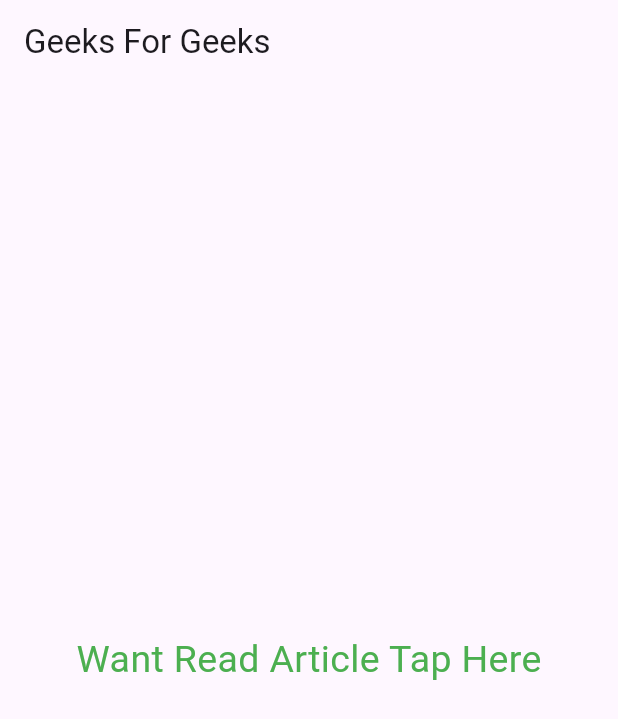
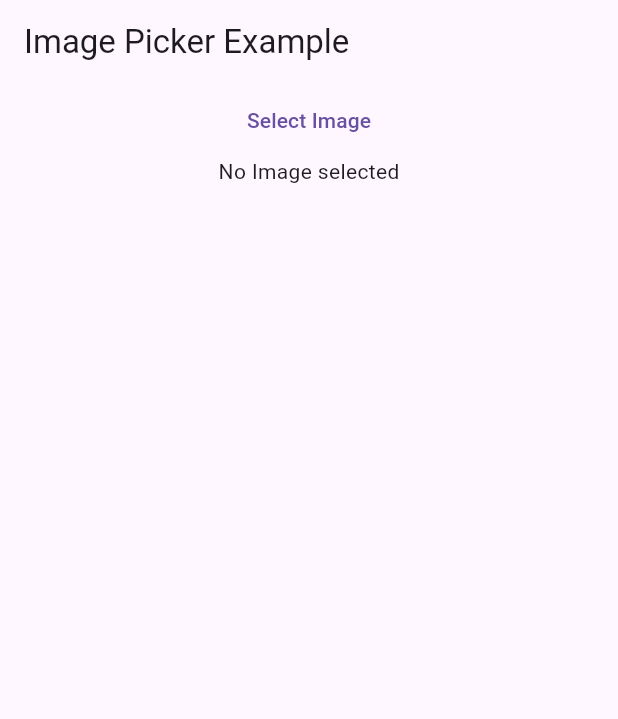
Before and after one commit to vaibhavt-nt/flutter_training, a Flutter app: the screen it shows after launch, on a phone screen of 412 x 824 dp. Shown: the top 719 px of the screen. Run offline on Flutter 3.47's test engine with Material 3 defaults, Android fonts, the light colour scheme and no system bars; our stand-ins replace image_picker; missing offline and left inert: dart:ffi; key blocks and very long unbroken strings in the code were emptied for the run.

Commit message:
Image Picker package learned

```diff
--- a/lib/main.dart
+++ b/lib/main.dart
@@ -2,6 +2,7 @@
 import 'package:flutter/material.dart';
 import 'package:flutter_training/packages/http_get.dart';
 import 'package:flutter_training/packages/http_post.dart';
+import 'package:flutter_training/packages/image_picker.dart';
 import 'package:flutter_training/packages/provier.dart';
 import 'package:flutter_training/packages/url_launcher.dart';
 import 'package:flutter_training/widgets/Wrap.dart';
@@ -58,6 +59,6 @@
   Widget build(BuildContext context) {
     return MaterialApp(
       title: "my home page",
-        home: UrlLink());
+        home: ImagePickerPackage());
   }
 }
--- a/lib/packages/image_picker.dart
+++ b/lib/packages/image_picker.dart
@@ -1,87 +1,87 @@
-// import 'dart:html';
-// import 'dart:io';
-//
-// import 'package:flutter/cupertino.dart';
-// import 'package:flutter/material.dart';
-// import 'package:image_picker/image_picker.dart';
-//
-// class MyHomePage extends StatefulWidget {
-//   @override
-//   _MyHomePageState createState() => _MyHomePageState();
-// }
-//
-// class _MyHomePageState extends State<MyHomePage> {
-//   File _image;
-//   final picker = ImagePicker();
-//
-//   //Image Picker function to get image from gallery
-//   Future getImageFromGallery() async {
-//     final pickedFile = await picker.pickImage(source: ImageSource.gallery);
-//
-//     setState(() {
-//       if (pickedFile != null) {
-//         _image = File(pickedFile.path);
-//       }
-//     });
-//   }
-//
-//   //Image Picker function to get image from camera
-//   Future getImageFromCamera() async {
-//     final pickedFile = await picker.pickImage(source: ImageSource.camera);
-//
-//     setState(() {
-//       if (pickedFile != null) {
-//         _image = File(pickedFile.path);
-//       }
-//     });
-//   }
-//
-//   //Show options to get image from camera or gallery
-//   Future showOptions() async {
-//     showCupertinoModalPopup(
-//       context: context,
-//       builder: (context) => CupertinoActionSheet(
-//         actions: [
-//           CupertinoActionSheetAction(
-//             child: Text('Photo Gallery'),
-//             onPressed: () {
-//               // close the options modal
-//               Navigator.of(context).pop();
-//               // get image from gallery
-//               getImageFromGallery();
-//             },
-//           ),
-//           CupertinoActionSheetAction(
-//             child: Text('Camera'),
-//             onPressed: () {
-//               // close the options modal
-//               Navigator.of(context).pop();
-//               // get image from camera
-//               getImageFromCamera();
-//             },
-//           ),
-//         ],
-//       ),
-//     );
-//   }
-//
-//   @override
-//   Widget build(BuildContext context) {
-//     return Scaffold(
-//       appBar: AppBar(
-//         title: Text('Image Picker Example'),
-//       ),
-//       body: Column(
-//         children: [
-//           TextButton(
-//             child: Text('Select Image'),
-//             onPressed: showOptions,
-//           ),
-//           Center(
-//             child: _image == null ? Text('No Image selected') : Image.file(_image),
-//           ),
-//         ],
-//       ),
-//     );
-//   }
-// }
+
+import 'dart:io';
+
+import 'package:flutter/cupertino.dart';
+import 'package:flutter/material.dart';
+import 'package:image_picker/image_picker.dart';
+
+class ImagePickerPackage extends StatefulWidget {
+  @override
+  _ImagePickerPackageState createState() => _ImagePickerPackageState();
+}
+
+class _ImagePickerPackageState extends State<ImagePickerPackage> {
+  File? _image;
+  final picker = ImagePicker();
+
+  //Image Picker function to get image from gallery
+  Future getImageFromGallery() async {
+    final pickedFile = await picker.pickImage(source: ImageSource.gallery);
+
+    setState(() {
+      if (pickedFile != null) {
+        _image = File(pickedFile.path);
+      }
+    });
+  }
+
+  //Image Picker function to get image from camera
+  Future getImageFromCamera() async {
+    final pickedFile = await picker.pickImage(source: ImageSource.camera);
+
+    setState(() {
+      if (pickedFile != null) {
+        _image = File(pickedFile.path);
+      }
+    });
+  }
+
+  //Show options to get image from camera or gallery
+  Future showOptions() async {
+    showCupertinoModalPopup(
+      context: context,
+      builder: (context) => CupertinoActionSheet(
+        actions: [
+          CupertinoActionSheetAction(
+            child: Text('Photo Gallery'),
+            onPressed: () {
+              // close the options modal
+              Navigator.of(context).pop();
+              // get image from gallery
+              getImageFromGallery();
+            },
+          ),
+          CupertinoActionSheetAction(
+            child: Text('Camera'),
+            onPressed: () {
+              // close the options modal
+              Navigator.of(context).pop();
+              // get image from camera
+              getImageFromCamera();
+            },
+          ),
+        ],
+      ),
+    );
+  }
+
+  @override
+  Widget build(BuildContext context) {
+    return Scaffold(
+      appBar: AppBar(
+        title: Text('Image Picker Example'),
+      ),
+      body: Column(
+        children: [
+          TextButton(
+            child: Text('Select Image'),
+            onPressed: showOptions,
+          ),
+          Center(
+            child: _image == null ? Text('No Image selected') : Image.file(_image!),
+          ),
+        ],
+      ),
+    );
+  }
+}
```
